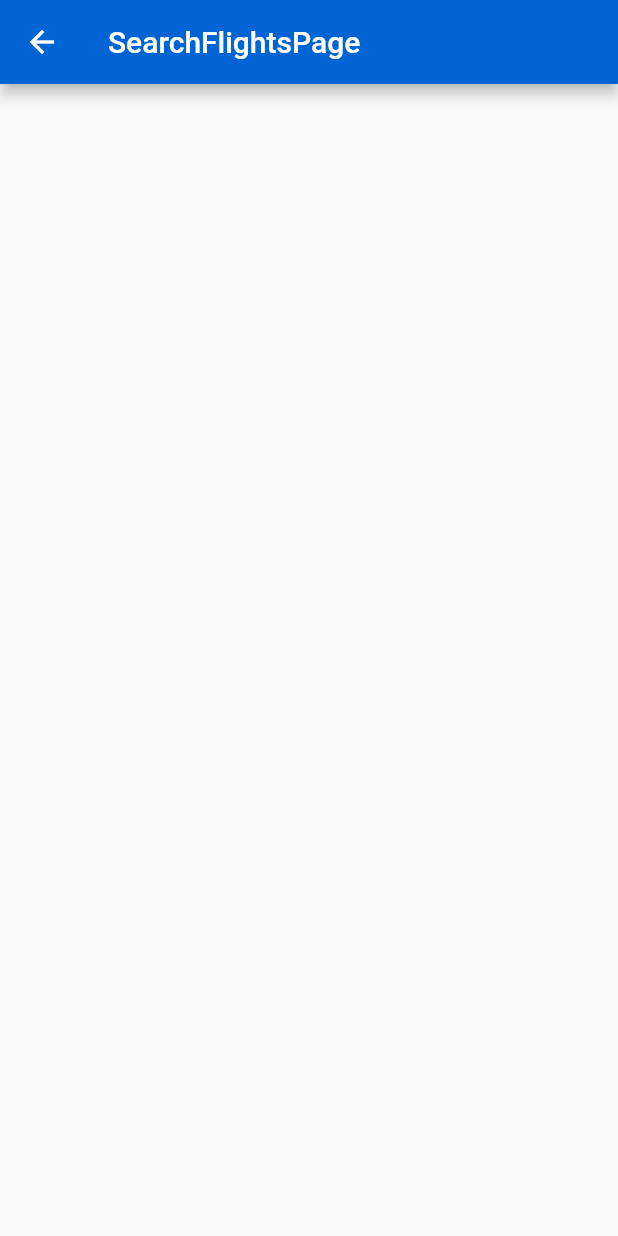
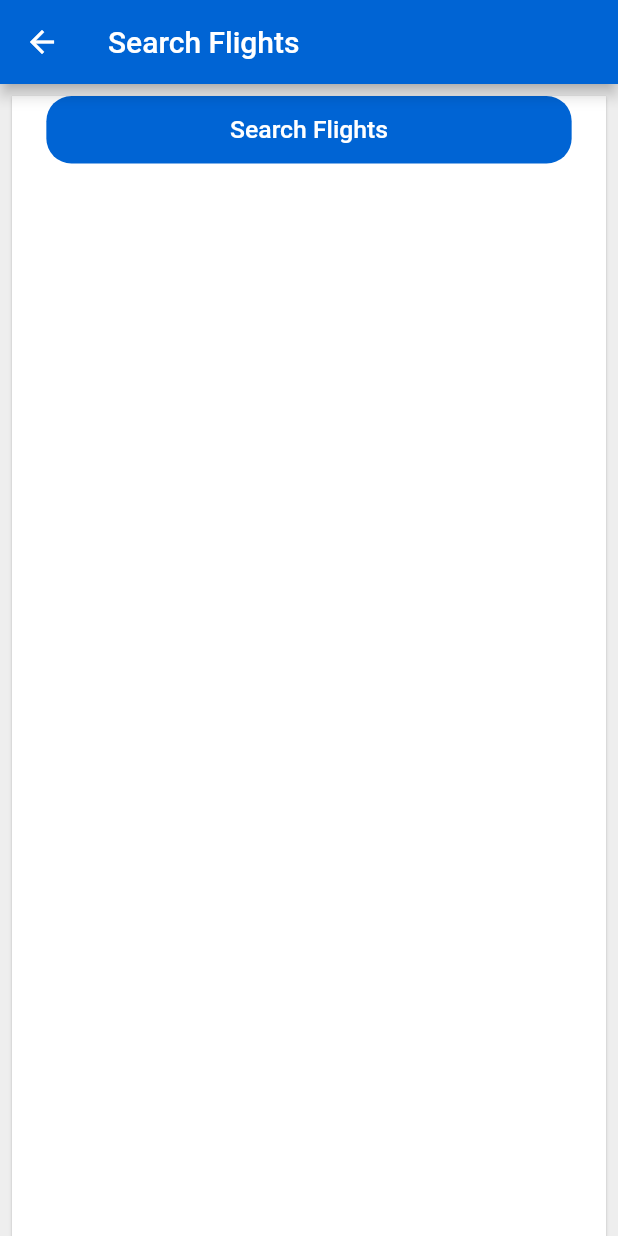
Before and after one commit to mzdm/virtual_traveller_flutter, a Flutter app: the SearchFlightsPage screen opened directly, on a phone screen of 412 x 824 dp. Run offline on Flutter 3.47's test engine with Material 2 defaults, Android fonts, the phone set to English and light mode, and no system bars; our stand-ins replace bloc, equatable, settings_ui.

Commit message:
Search Flights styling

```diff
--- a/lib/presentation/pages/flights_page/search_flights_page.dart
+++ b/lib/presentation/pages/flights_page/search_flights_page.dart
@@ -5,11 +5,47 @@ class SearchFlightsPage extends StatelessWidget {
   Widget build(BuildContext context) {
     return Scaffold(
       appBar: AppBar(
-        title: Text(runtimeType.toString()),
+        title: Text('Search Flights'),
       ),
-      body: Column(
-        children: [
-        ],
+      backgroundColor: Colors.grey[200],
+      body: SizedBox(
+        width: MediaQuery.of(context).size.width,
+        height: MediaQuery.of(context).size.height,
+        child: Card(
+          margin: EdgeInsets.fromLTRB(8.0, 8.0, 8.0, 0.0),
+          shape: RoundedRectangleBorder(
+            borderRadius: BorderRadius.circular(0.0),
+          ),
+          color: Colors.white,
+          child: Column(
+            children: [
+              SizedBox(
+                width: MediaQuery.of(context).size.width * 0.85,
+                height: 45.0,
+                child: RaisedButton(
+                  onPressed: () {},
+                  child: Text(
+                    'Search Flights',
+                    style: TextStyle(
+                      color: Colors.white,
+                      fontSize: 16.5,
+                      fontWeight: FontWeight.w500,
+                    ),
+                  ),
+                  color: Theme.of(context).primaryColor,
+                  elevation: 0.0,
+                  shape: RoundedRectangleBorder(
+                    borderRadius: BorderRadius.lerp(
+                      BorderRadius.circular(15.0),
+                      BorderRadius.circular(20.0),
+                      0.35,
+                    ),
+                  ),
+                ),
+              ),
+            ],
+          ),
+        ),
       ),
     );
   }
```
